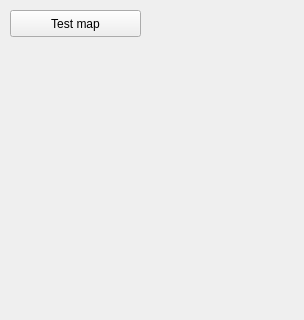
Qt form map.ui (SukunaShinmyoumaru-hust/Qt-Grpc-Demo) before a commit; both pictures show x 0 to 304 and y 0 to 320 of the 304 by 523 pixel window.
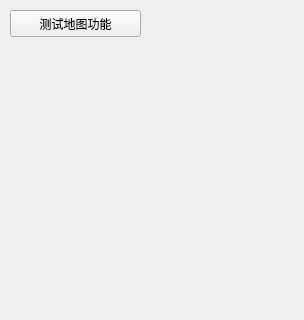
The same form after that commit.

```diff
--- a/map.ui
+++ b/map.ui
@@ -23,7 +23,7 @@
     </rect>
    </property>
    <property name="text">
-    <string>Test map</string>
+    <string>测试地图功能</string>
    </property>
   </widget>
  </widget>
```
